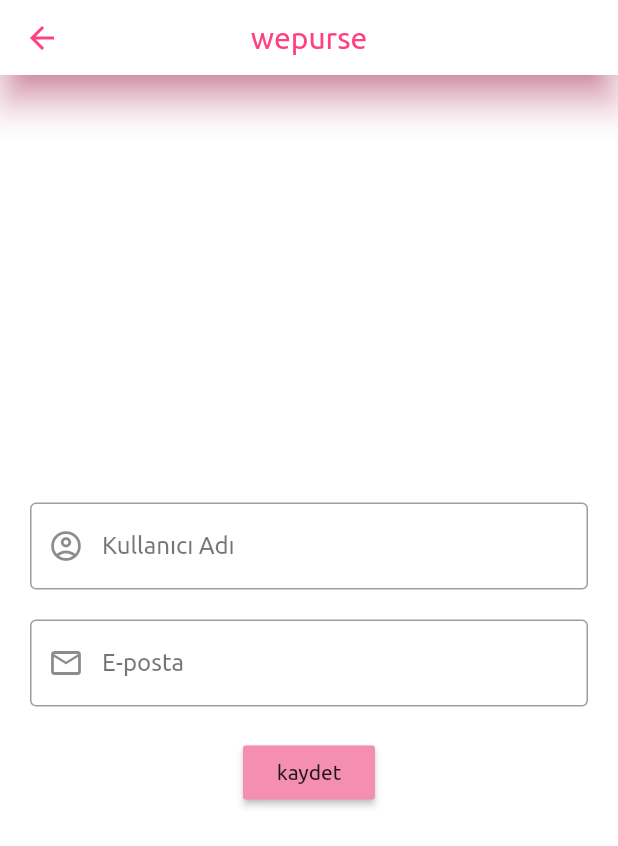
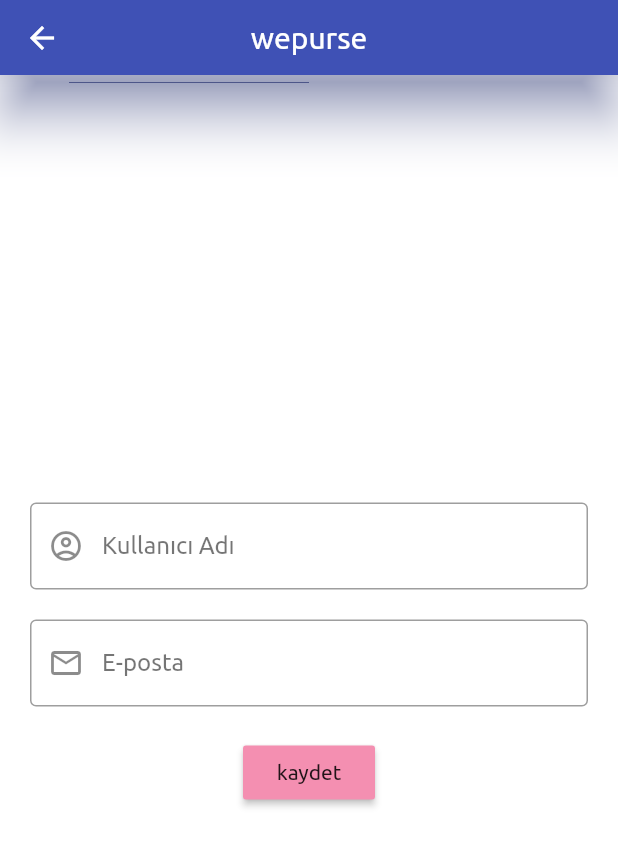
Before and after one commit to fatihatagunn/wepurse, a Flutter app: the CreateAccountPage screen opened directly, on a phone screen of 412 x 824 dp. Shown: the top 846 px of the screen. Run offline on Flutter 3.47's test engine with Material 2 defaults, Android fonts, the phone set to English and light mode, and no system bars.

Commit message:
Created a named-constructor for changing title in diff pages .

```diff
--- a/lib/ui/appbar_widget.dart
+++ b/lib/ui/appbar_widget.dart
@@ -1,20 +1,33 @@
 import 'package:flutter/material.dart';
 
 class AppBarWidget extends StatelessWidget implements PreferredSizeWidget {
+  String titleVariable;
+
+  AppBarWidget() {
+    this.titleVariable = "wepurse";
+  }
+
+  AppBarWidget.withTitle(String titleName) {
+    this.titleVariable = titleName;
+  }
+
   @override
   Size get preferredSize => const Size.fromHeight(50);
 
   @override
   Widget build(BuildContext context) {
     return AppBar(
-      elevation: 10,
-      shadowColor: Colors.pinkAccent,
-      backgroundColor: Colors.white,
-      iconTheme: IconThemeData(color: Colors.pinkAccent),
-
-      title: Text("wepurse", style: TextStyle(color: Colors.pinkAccent),),
+      elevation: 15,
+      shadowColor: Colors.indigo,
+      backgroundColor: Colors.indigo,
+      iconTheme: IconThemeData(color: Colors.white),
+      title: Text(
+        titleVariable,
+        style: TextStyle(
+          color: Colors.white,
+        ),
+      ),
       centerTitle: true,
-
     );
   }
 }
```
